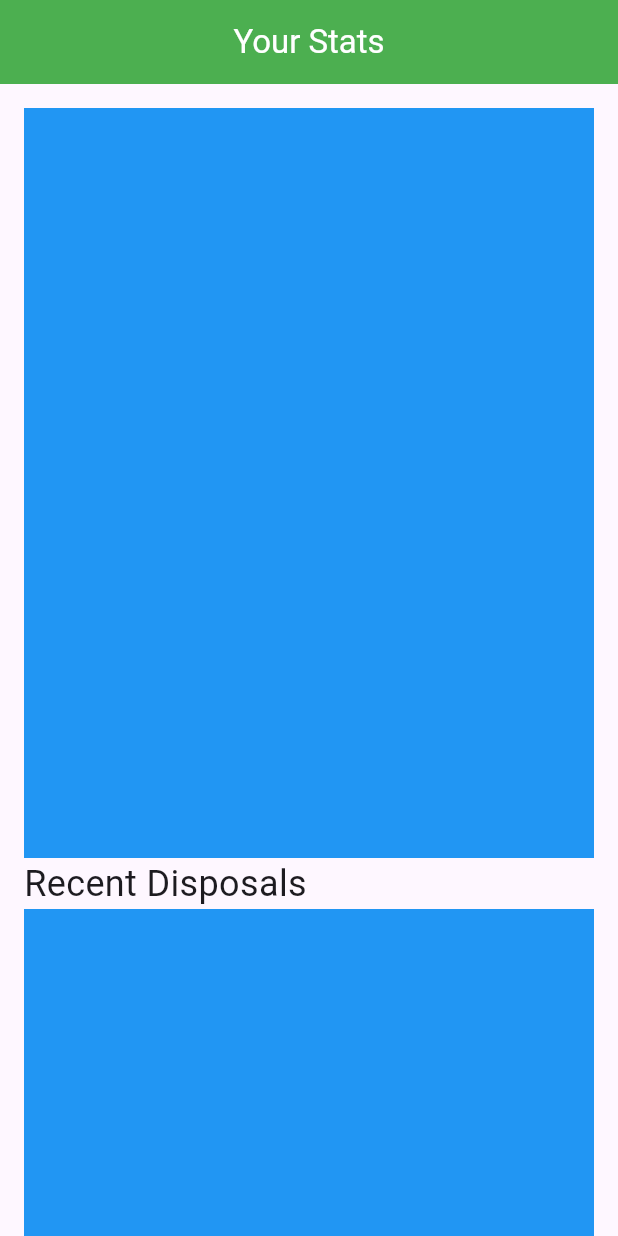
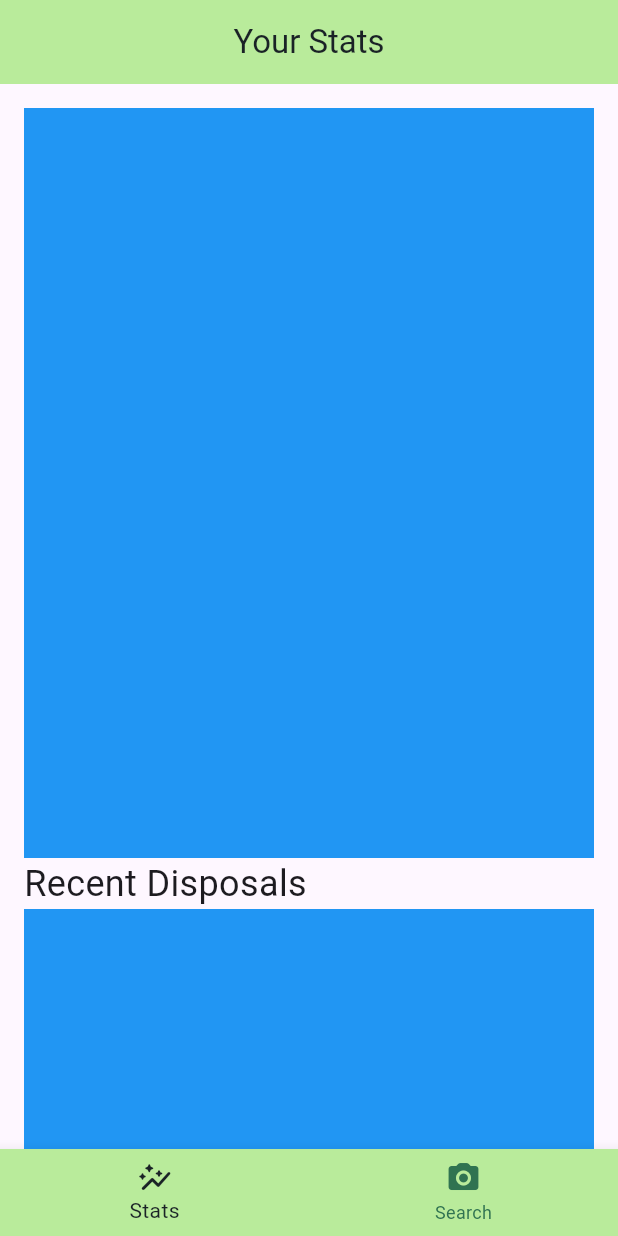
Before and after one commit to aryamaan-exe/RightBin, a Flutter app: the screen it shows after launch, on a phone screen of 412 x 824 dp. Run offline on Flutter 3.47's test engine with Material 3 defaults, Android fonts, the phone set to English and light mode, and no system bars.

Commit message:
BottomNav + colorscheme

```diff
--- /dev/null
+++ b/lib/consts.dart
@@ -0,0 +1,5 @@
+import "package:flutter/material.dart";
+
+Color bg = const Color(0xffb9eb9b);
+Color fg = const Color(0xff1a2226);
+Color ac = const Color(0xff307351);
--- a/lib/main.dart
+++ b/lib/main.dart
@@ -1,5 +1,5 @@
 import 'package:flutter/material.dart';
-import 'package:flutter/widgets.dart';
+import 'package:rightbin/consts.dart';
 
 TextStyle head = TextStyle(fontSize: 24);
 void main() {
@@ -14,14 +14,16 @@
 }
 
 class _HomeScreenState extends State<HomeScreen> {
+  int i = 0;
+
   @override
   Widget build(BuildContext context) {
     return MaterialApp(
         home: Scaffold(
       appBar: AppBar(
         title: Text("Your Stats"),
-        backgroundColor: Colors.green,
-        foregroundColor: Colors.white,
+        backgroundColor: bg,
+        foregroundColor: fg,
         centerTitle: true,
       ),
       body: SingleChildScrollView(
@@ -42,6 +44,23 @@
               ]),
         ),
       ),
+      bottomNavigationBar: BottomNavigationBar(
+        backgroundColor: bg,
+        selectedItemColor: fg,
+        unselectedItemColor: ac,
+        currentIndex: i,
+        items: [
+          BottomNavigationBarItem(
+              icon: Icon(Icons.auto_graph_rounded), label: "Stats"),
+          BottomNavigationBarItem(
+              icon: Icon(Icons.camera_alt_rounded), label: "Search")
+        ],
+        onTap: (value) {
+          setState(() {
+            i = value;
+          });
+        },
+      ),
     ));
   }
 }
```
